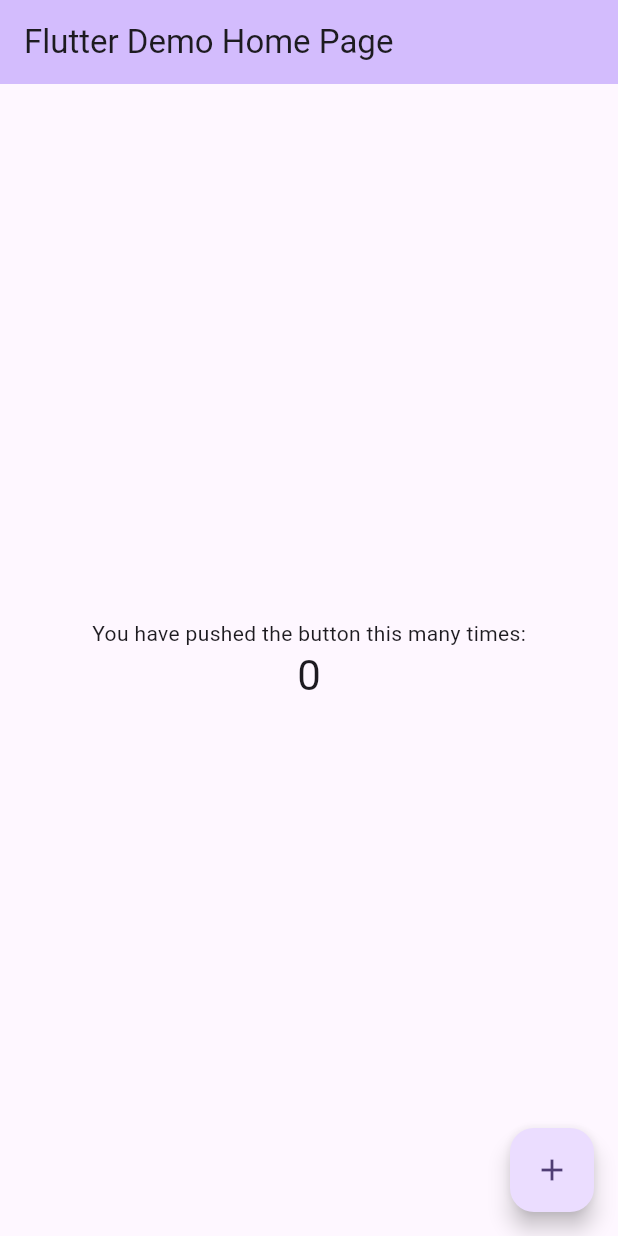
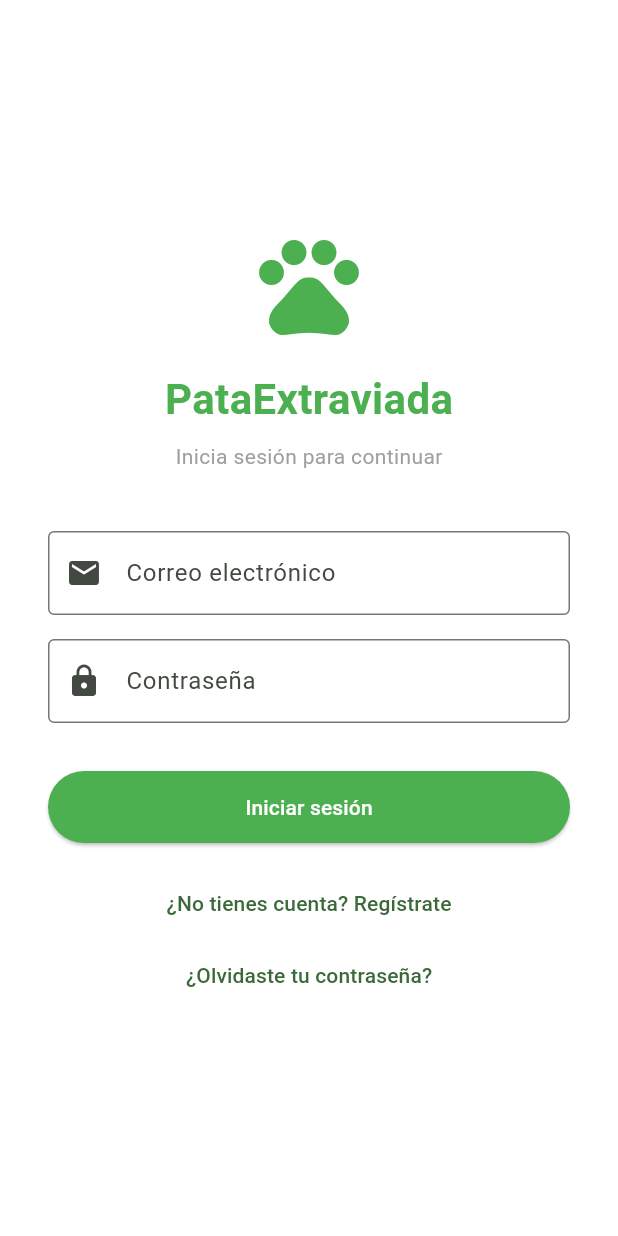
Before and after one commit to Alex-Hrdz/PataExtraviadaPruebas, a Flutter app: the screen it shows after launch, on a phone screen of 412 x 824 dp. Run offline on Flutter 3.47's test engine with Material 3 defaults, Android fonts, the phone set to English and light mode, and no system bars; our stand-ins replace firebase_auth, firebase_core; accounts and stored records are empty; generated files the repository leaves out were written again.

Commit message:
feat: AuthModule completo con Firebase Auth, login, registro y verificacion de email

```diff
--- /dev/null
+++ b/lib/auth_gate.dart
@@ -0,0 +1,29 @@
+import 'package:flutter/material.dart';
+import 'package:firebase_auth/firebase_auth.dart';
+import 'screens/auth/login_screen.dart';
+
+class AuthGate extends StatelessWidget {
+  const AuthGate({super.key});
+
+  @override
+  Widget build(BuildContext context) {
+    return StreamBuilder<User?>(
+      stream: FirebaseAuth.instance.authStateChanges(),
+      builder: (context, snapshot) {
+        if (snapshot.connectionState == ConnectionState.waiting) {
+          return const Scaffold(
+            body: Center(child: CircularProgressIndicator()),
+          );
+        }
+
+        if (snapshot.hasData) {
+          return const Scaffold(
+            body: Center(child: Text('Bienvenido, sesión activa')),
+          );
+        }
+
+        return const LoginScreen();
+      },
+    );
+  }
+}
--- a/lib/main.dart
+++ b/lib/main.dart
@@ -1,122 +1,27 @@
 import 'package:flutter/material.dart';
+import 'package:firebase_core/firebase_core.dart';
+import 'firebase_options.dart';
+import 'auth_gate.dart';
 
-void main() {
-  runApp(const MyApp());
+void main() async {
+  WidgetsFlutterBinding.ensureInitialized();
+  await Firebase.initializeApp(options: DefaultFirebaseOptions.currentPlatform);
+  runApp(const PataExtraviada());
 }
 
-class MyApp extends StatelessWidget {
-  const MyApp({super.key});
+class PataExtraviada extends StatelessWidget {
+  const PataExtraviada({super.key});
 
-  // This widget is the root of your application.
   @override
   Widget build(BuildContext context) {
     return MaterialApp(
-      title: 'Flutter Demo',
+      title: 'PataExtraviada',
+      debugShowCheckedModeBanner: false,
       theme: ThemeData(
-        // This is the theme of your application.
-        //
-        // TRY THIS: Try running your application with "flutter run". You'll see
-        // the application has a purple toolbar. Then, without quitting the app,
-        // try changing the seedColor in the colorScheme below to Colors.green
-        // and then invoke "hot reload" (save your changes or press the "hot
-        // reload" button in a Flutter-supported IDE, or press "r" if you used
-        // the command line to start the app).
-        //
-        // Notice that the counter didn't reset back to zero; the application
-        // state is not lost during the reload. To reset the state, use hot
-        // restart instead.
-        //
-        // This works for code too, not just values: Most code changes can be
-        // tested with just a hot reload.
-        colorScheme: .fromSeed(seedColor: Colors.deepPurple),
+        colorScheme: ColorScheme.fromSeed(seedColor: const Color(0xFF4CAF50)),
+        useMaterial3: true,
       ),
-      home: const MyHomePage(title: 'Flutter Demo Home Page'),
+      home: const AuthGate(),
     );
   }
 }
-
-class MyHomePage extends StatefulWidget {
-  const MyHomePage({super.key, required this.title});
-
-  // This widget is the home page of your application. It is stateful, meaning
-  // that it has a State object (defined below) that contains fields that affect
-  // how it looks.
-
-  // This class is the configuration for the state. It holds the values (in this
-  // case the title) provided by the parent (in this case the App widget) and
-  // used by the build method of the State. Fields in a Widget subclass are
-  // always marked "final".
-
-  final String title;
-
-  @override
-  State<MyHomePage> createState() => _MyHomePageState();
-}
-
-class _MyHomePageState extends State<MyHomePage> {
-  int _counter = 0;
-
-  void _incrementCounter() {
-    setState(() {
-      // This call to setState tells the Flutter framework that something has
-      // changed in this State, which causes it to rerun the build method below
-      // so that the display can reflect the updated values. If we changed
-      // _counter without calling setState(), then the build method would not be
-      // called again, and so nothing would appear to happen.
-      _counter++;
-    });
-  }
-
-  @override
-  Widget build(BuildContext context) {
-    // This method is rerun every time setState is called, for instance as done
-    // by the _incrementCounter method above.
-    //
-    // The Flutter framework has been optimized to make rerunning build methods
-    // fast, so that you can just rebuild anything that needs updating rather
-    // than having to individually change instances of widgets.
-    return Scaffold(
-      appBar: AppBar(
-        // TRY THIS: Try changing the color here to a specific color (to
-        // Colors.amber, perhaps?) and trigger a hot reload to see the AppBar
-        // change color while the other colors stay the same.
-        backgroundColor: Theme.of(context).colorScheme.inversePrimary,
-        // Here we take the value from the MyHomePage object that was created by
-        // the App.build method, and use it to set our appbar title.
-        title: Text(widget.title),
-      ),
-      body: Center(
-        // Center is a layout widget. It takes a single child and positions it
-        // in the middle of the parent.
-        child: Column(
-          // Column is also a layout widget. It takes a list of children and
-          // arranges them vertically. By default, it sizes itself to fit its
-          // children horizontally, and tries to be as tall as its parent.
-          //
-          // Column has various properties to control how it sizes itself and
-          // how it positions its children. Here we use mainAxisAlignment to
-          // center the children vertically; the main axis here is the vertical
-          // axis because Columns are vertical (the cross axis would be
-          // horizontal).
-          //
-          // TRY THIS: Invoke "debug painting" (choose the "Toggle Debug Paint"
-          // action in the IDE, or press "p" in the console), to see the
-          // wireframe for each widget.
-          mainAxisAlignment: .center,
-          children: [
-            const Text('You have pushed the button this many times:'),
-            Text(
-              '$_counter',
-              style: Theme.of(context).textTheme.headlineMedium,
-            ),
-          ],
-        ),
-      ),
-      floatingActionButton: FloatingActionButton(
-        onPressed: _incrementCounter,
-        tooltip: 'Increment',
-        child: const Icon(Icons.add),
-      ),
-    );
-  }
-}
--- /dev/null
+++ b/lib/screens/auth/login_screen.dart
@@ -0,0 +1,128 @@
+import 'package:flutter/material.dart';
+import '../../services/auth_service.dart';
+import 'register_screen.dart';
+
+class LoginScreen extends StatefulWidget {
+  const LoginScreen({super.key});
+
+  @override
+  State<LoginScreen> createState() => _LoginScreenState();
+}
+
+class _LoginScreenState extends State<LoginScreen> {
+  final AuthService _authService = AuthService();
+  final TextEditingController _emailController = TextEditingController();
+  final TextEditingController _passwordController = TextEditingController();
+  bool _isLoading = false;
+  String? _errorMessage;
+
+  Future<void> _login() async {
+    setState(() {
+      _isLoading = true;
+      _errorMessage = null;
+    });
+
+    final error = await _authService.login(
+      _emailController.text,
+      _passwordController.text,
+    );
+
+    setState(() {
+      _isLoading = false;
+      _errorMessage = error;
+    });
+  }
+
+  @override
+  void dispose() {
+    _emailController.dispose();
+    _passwordController.dispose();
+    super.dispose();
+  }
+
+  @override
+  Widget build(BuildContext context) {
+    return Scaffold(
+      backgroundColor: Colors.white,
+      body: Center(
+        child: SingleChildScrollView(
+          padding: const EdgeInsets.all(32),
+          child: Column(
+            mainAxisAlignment: MainAxisAlignment.center,
+            children: [
+              const Icon(Icons.pets, size: 80, color: Color(0xFF4CAF50)),
+              const SizedBox(height: 16),
+              const Text(
+                'PataExtraviada',
+                style: TextStyle(
+                  fontSize: 28,
+                  fontWeight: FontWeight.bold,
+                  color: Color(0xFF4CAF50),
+                ),
+              ),
+              const SizedBox(height: 8),
+              const Text(
+                'Inicia sesión para continuar',
+                style: TextStyle(color: Colors.grey),
+              ),
+              const SizedBox(height: 40),
+              TextField(
+                controller: _emailController,
+                keyboardType: TextInputType.emailAddress,
+                decoration: const InputDecoration(
+                  labelText: 'Correo electrónico',
+                  border: OutlineInputBorder(),
+                  prefixIcon: Icon(Icons.email),
+                ),
+              ),
+              const SizedBox(height: 16),
+              TextField(
+                controller: _passwordController,
+                obscureText: true,
+                decoration: const InputDecoration(
+                  labelText: 'Contraseña',
+                  border: OutlineInputBorder(),
+                  prefixIcon: Icon(Icons.lock),
+                ),
+              ),
+              const SizedBox(height: 8),
+              if (_errorMessage != null)
+                Text(_errorMessage!, style: const TextStyle(color: Colors.red)),
+              const SizedBox(height: 24),
+              SizedBox(
+                width: double.infinity,
+                height: 48,
+                child: ElevatedButton(
+                  onPressed: _isLoading ? null : _login,
+                  style: ElevatedButton.styleFrom(
+                    backgroundColor: const Color(0xFF4CAF50),
+                    foregroundColor: Colors.white,
+                  ),
+                  child: _isLoading
+                      ? const CircularProgressIndicator(color: Colors.white)
+                      : const Text('Iniciar sesión'),
+                ),
+              ),
+              const SizedBox(height: 16),
+              TextButton(
+                onPressed: () {
+                  Navigator.push(
+                    context,
+                    MaterialPageRoute(
+                      builder: (context) => const RegisterScreen(),
+                    ),
+                  );
+                },
+                child: const Text('¿No tienes cuenta? Regístrate'),
+              ),
+              TextButton(
+                onPressed: () {},
+                child: const Text('¿Olvidaste tu contraseña?'),
+              ),
+            ],
+          ),
+        ),
+      ),
+    );
+  }
+}
--- a/pubspec.yaml
+++ b/pubspec.yaml
@@ -34,6 +34,10 @@ dependencies:
   # The following adds the Cupertino Icons font to your application.
   # Use with the CupertinoIcons class for iOS style icons.
   cupertino_icons: ^1.0.8
+  firebase_core: ^4.11.0
+  firebase_auth: ^6.5.3
+  cloud_firestore: ^6.6.0
+  firebase_storage: ^13.4.3
 
 dev_dependencies:
   flutter_test:
```
Also changed, not shown: lib/screens/auth/register_screen.dart (added, +146 -0 lines), lib/services/auth_service.dart (added, +82 -0 lines), pubspec.lock, 4 other files.
